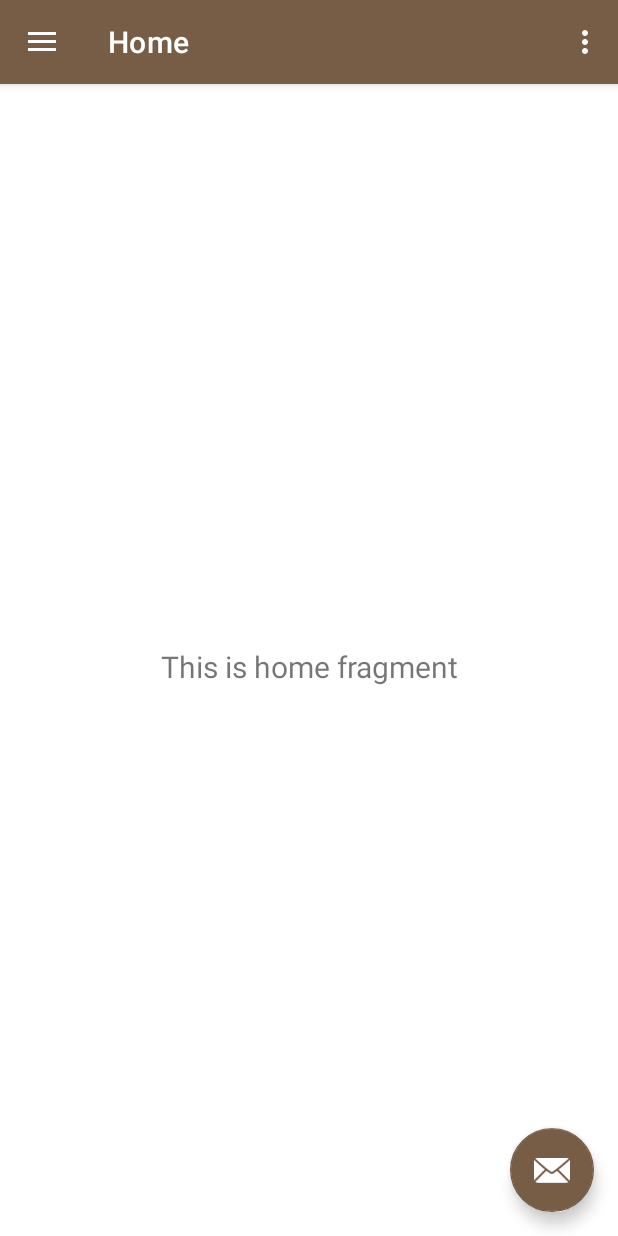
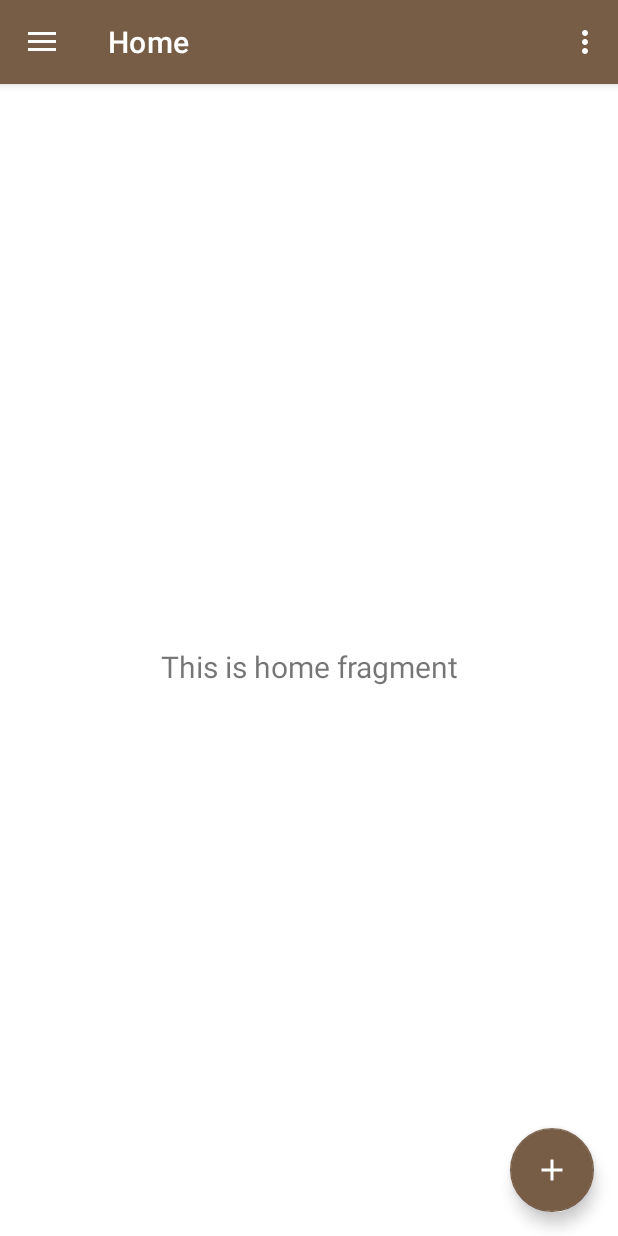
Before and after one commit to jiornojiovanni/ECultureExperience, an Android app: the screen it shows after launch (MainActivity), on a phone screen of 412 x 824 dp. Run offline under Robolectric (Android 15) with nearby library versions, the phone set to English and light mode, and no system bars; our stand-ins replace navigation-ui.

Commit message:
Nav bar update with new items

```diff
--- a/app/src/main/java/com/jannuzzi/ecultureexperience/MainActivity.java
+++ b/app/src/main/java/com/jannuzzi/ecultureexperience/MainActivity.java
@@ -41,7 +41,7 @@
         // Passing each menu ID as a set of Ids because each
         // menu should be considered as top level destinations.
         mAppBarConfiguration = new AppBarConfiguration.Builder(
-                R.id.nav_home, R.id.nav_gallery, R.id.nav_slideshow)
+                R.id.nav_home, R.id.nav_settings, R.id.nav_logout)
                 .setOpenableLayout(drawer)
                 .build();
         NavController navController = Navigation.findNavController(this, R.id.nav_host_fragment_content_main);
--- /dev/null
+++ b/app/src/main/res/drawable/ic_add.xml
@@ -0,0 +1,5 @@
+<vector android:height="24dp" android:tint="#000000"
+    android:viewportHeight="24" android:viewportWidth="24"
+    android:width="24dp" xmlns:android="http://schemas.android.com/apk/res/android">
+    <path android:fillColor="@android:color/white" android:pathData="M19,13h-6v6h-2v-6H5v-2h6V5h2v6h6v2z"/>
+</vector>
--- /dev/null
+++ b/app/src/main/res/drawable/ic_home.xml
@@ -0,0 +1,5 @@
+<vector android:height="24dp" android:tint="#000000"
+    android:viewportHeight="24" android:viewportWidth="24"
+    android:width="24dp" xmlns:android="http://schemas.android.com/apk/res/android">
+    <path android:fillColor="@android:color/white" android:pathData="M10,20v-6h4v6h5v-8h3L12,3 2,12h3v8z"/>
+</vector>
--- a/app/src/main/res/layout/app_bar_main.xml
+++ b/app/src/main/res/layout/app_bar_main.xml
@@ -29,6 +29,6 @@
         android:layout_gravity="bottom|end"
         android:layout_marginEnd="@dimen/fab_margin"
         android:layout_marginBottom="16dp"
-        app:srcCompat="@android:drawable/ic_dialog_email" />
+        app:srcCompat="@drawable/ic_add" />
 
 </androidx.coordinatorlayout.widget.CoordinatorLayout>
--- a/app/src/main/res/menu/activity_main_drawer.xml
+++ b/app/src/main/res/menu/activity_main_drawer.xml
@@ -1,20 +1,22 @@
 <?xml version="1.0" encoding="utf-8"?>
 <menu xmlns:android="http://schemas.android.com/apk/res/android"
+    xmlns:app="http://schemas.android.com/apk/res-auto"
     xmlns:tools="http://schemas.android.com/tools"
     tools:showIn="navigation_view">
 
-    <group android:checkableBehavior="single">
+
         <item
             android:id="@+id/nav_home"
-            android:icon="@drawable/ic_menu_camera"
+            android:icon="@drawable/ic_home"
             android:title="@string/menu_home" />
         <item
-            android:id="@+id/nav_gallery"
-            android:icon="@drawable/ic_menu_gallery"
-            android:title="@string/menu_gallery" />
+            android:id="@+id/nav_settings"
+            android:icon="@drawable/ic_settings"
+            android:title="@string/action_settings" />
         <item
-            android:id="@+id/nav_slideshow"
-            android:icon="@drawable/ic_menu_slideshow"
-            android:title="@string/menu_slideshow" />
-    </group>
+            android:id="@+id/nav_logout"
+            android:icon="@drawable/ic_logout"
+
+            android:title="@string/menu_logout" />
+
 </menu>
```
